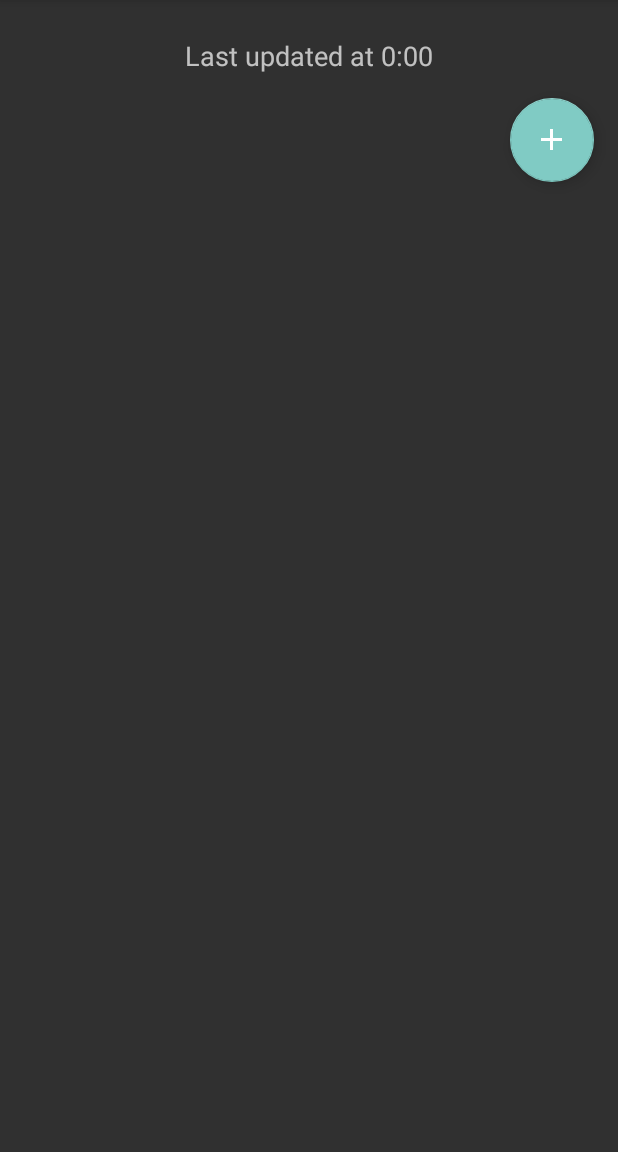
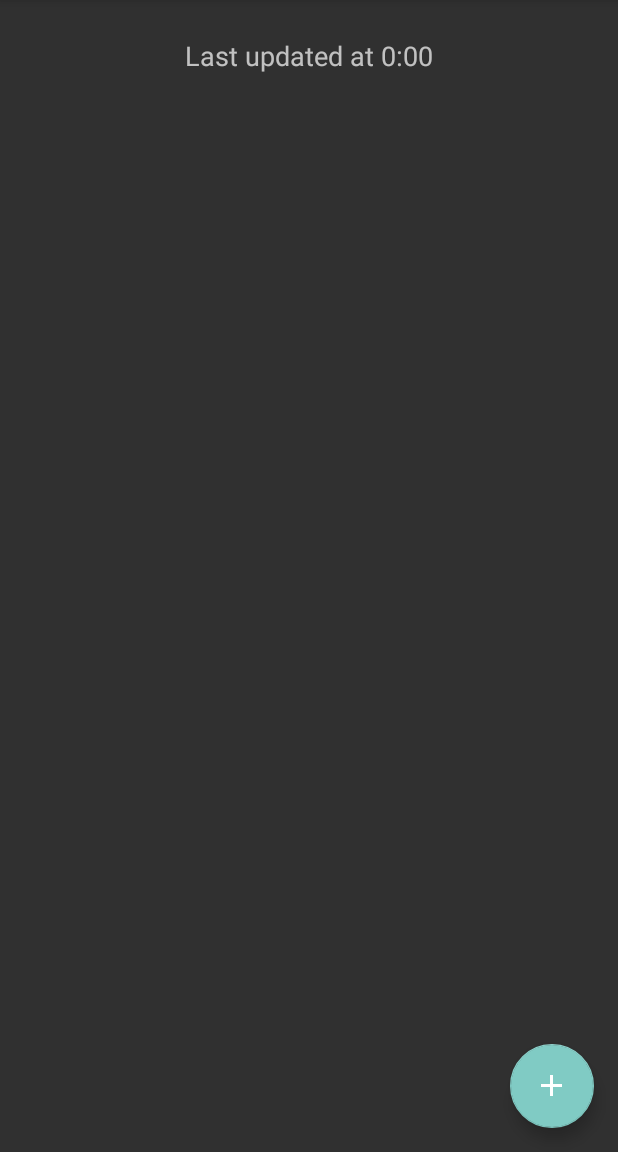
Before and after one commit to GarrisonW/StockHawk-Udacity, an Android app: the screen it shows after launch (MyStocksActivity), on a phone screen of 412 x 824 dp, the part 84-1236 px from its top. Run offline under Robolectric (Android 15) with nearby library versions, the phone set to English and light mode, and no system bars; libraries missing offline, so code that uses them is left out: com.afollestad.materialdialogs, com.google.android.gms, com.melnykov.fab, net.simonvt.schematic; plain views replace FloatingActionButton; 6 statements that could not run were skipped.

Commit message:
Correct FAB button issue (needed FrameLayout as parent).

```diff
--- a/app/src/main/res/layout/activity_my_stocks.xml
+++ b/app/src/main/res/layout/activity_my_stocks.xml
@@ -1,11 +1,6 @@
-
-<FrameLayout
+<LinearLayout
     xmlns:android="http://schemas.android.com/apk/res/android"
     xmlns:fab="http://schemas.android.com/tools"
-    android:layout_width="match_parent"
-    android:layout_height="match_parent">
-
-    <LinearLayout
     android:layout_width="match_parent"
     android:layout_height="match_parent"
     android:orientation="vertical">
@@ -27,6 +22,10 @@
         android:gravity="center"
         />
 
+    <FrameLayout
+        android:layout_width="match_parent"
+        android:layout_height="match_parent">
+
         <android.support.v7.widget.RecyclerView
             android:id="@+id/recycler_view"
             android:layout_width="match_parent"
@@ -37,7 +36,7 @@
             android:id="@+id/fab"
             android:layout_width="wrap_content"
             android:layout_height="wrap_content"
-            android:layout_gravity="bottom|right"
+            android:layout_gravity="bottom|end"
             android:layout_margin="16dp"
             android:src="@drawable/ic_add_white_24dp"
             fab:fab_colorNormal="@color/material_blue_500"
@@ -48,6 +47,5 @@
             fab:layout_anchor="recycler_view"
             fab:layout_anchorGravity="bottom | end"/>
 
+    </FrameLayout>
 </LinearLayout>
-
-</FrameLayout>
```
Also changed, not shown: app/src/main/java/com/sam_chordas/android/stockhawk/ui/MyStocksActivity.java (+5 -7 lines). Lines whose indentation alone changed are shown as unchanged.
